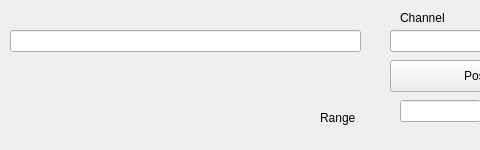
This is gui/braineditor/outputeditor.ui in difu/Brainiac as Qt 5 draws it before an edit; both pictures show x 0 to 480 and y 0 to 150 of the 800 by 150 pixel window. The edited form follows.
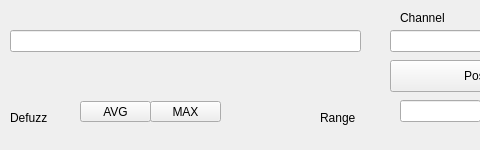
This is the edited form.

Commit message: Out/Input/Defuzz Editors, Fuzz editor started

What changed in the file:
```diff
--- a/gui/braineditor/outputeditor.ui
+++ b/gui/braineditor/outputeditor.ui
@@ -111,6 +111,51 @@
     <string>Range</string>
    </property>
   </widget>
+  <widget class="QPushButton" name="defuzzAvgButton">
+   <property name="geometry">
+    <rect>
+     <x>80</x>
+     <y>101</y>
+     <width>71</width>
+     <height>21</height>
+    </rect>
+   </property>
+   <property name="text">
+    <string>AVG</string>
+   </property>
+   <property name="checkable">
+    <bool>true</bool>
+   </property>
+  </widget>
+  <widget class="QLabel" name="label_3">
+   <property name="geometry">
+    <rect>
+     <x>10</x>
+     <y>110</y>
+     <width>62</width>
+     <height>16</height>
+    </rect>
+   </property>
+   <property name="text">
+    <string>Defuzz</string>
+   </property>
+  </widget>
+  <widget class="QPushButton" name="defuzzMaxButton">
+   <property name="geometry">
+    <rect>
+     <x>150</x>
+     <y>101</y>
+     <width>71</width>
+     <height>21</height>
+    </rect>
+   </property>
+   <property name="text">
+    <string>MAX</string>
+   </property>
+   <property name="checkable">
+    <bool>true</bool>
+   </property>
+  </widget>
  </widget>
  <resources/>
  <connections/>
```
The commit also changes 21 other files.
